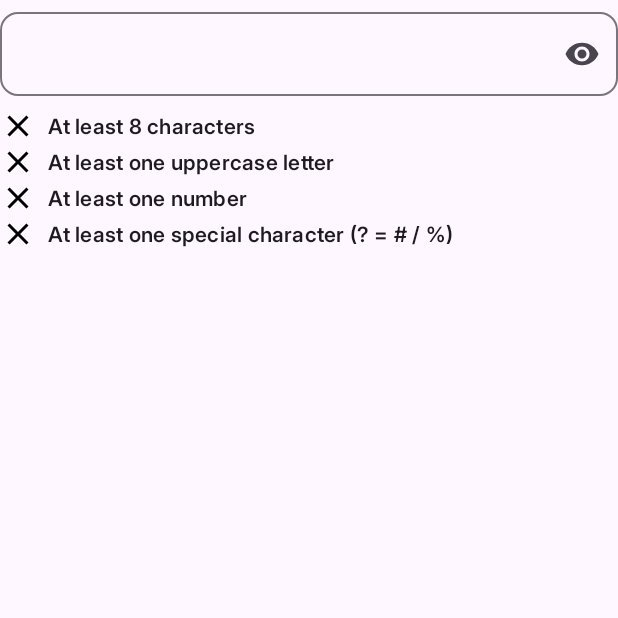
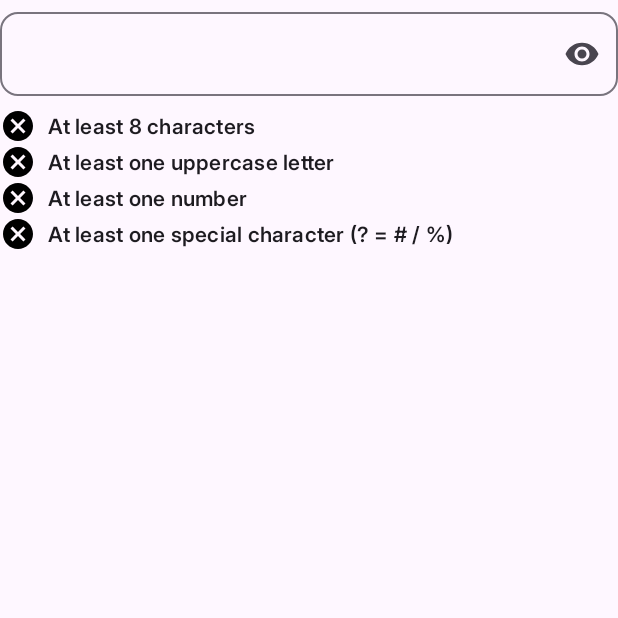
Before and after one commit to Norbert445/O2Input, an Android app built with Jetpack Compose: the composable PasswordInput called with empty values, on a phone screen of 412 x 824 dp, the top half of it. Run offline under Robolectric (Android 15) with nearby library versions, the phone set to English and light mode, and no system bars.

Commit message:
feat: password validation icons

```diff
--- a/app/src/main/java/com/example/o2input/MainActivity.kt
+++ b/app/src/main/java/com/example/o2input/MainActivity.kt
@@ -21,7 +21,7 @@ import com.example.o2input.ui.theme.LocalCustomColorsPalette
 import com.example.o2input.ui.theme.LocalSpacing
 import com.example.o2input.ui.theme.O2InputTheme
 import com.example.o2input.ui.widget.InputView
-import com.example.o2input.ui.widget.PasswordInputView
+import com.example.o2input.ui.widget.PasswordInput
 
 class MainActivity : ComponentActivity() {
     override fun onCreate(savedInstanceState: Bundle?) {
@@ -54,7 +54,7 @@ class MainActivity : ComponentActivity() {
 
                         Spacer(modifier = Modifier.height(LocalSpacing.current.m))
 
-                        PasswordInputView(
+                        PasswordInput(
                             password = password,
                             label = stringResource(R.string.password_title),
                             onValueChange = {
--- a/app/src/main/java/com/example/o2input/ui/widget/InputView.kt
+++ b/app/src/main/java/com/example/o2input/ui/widget/InputView.kt
@@ -62,6 +62,9 @@ fun InputView(
         OutlinedTextField(
             value = value,
             onValueChange = onValueChange,
+            textStyle = LocalTypography.current.bodyM.copy(
+                color = LocalCustomColorsPalette.current.contentOnNeutralXXHigh
+            ),
             placeholder = {
                 Text(
                     text = placeholder,
--- a/app/src/main/java/com/example/o2input/ui/widget/PasswordInputView.kt
+++ b/app/src/main/java/com/example/o2input/ui/widget/PasswordInput.kt
@@ -7,13 +7,12 @@ import androidx.compose.foundation.layout.padding
 import androidx.compose.foundation.layout.width
 import androidx.compose.foundation.text.KeyboardOptions
 import androidx.compose.material.icons.Icons
-import androidx.compose.material.icons.filled.Check
-import androidx.compose.material.icons.filled.Close
+import androidx.compose.material.icons.filled.Cancel
+import androidx.compose.material.icons.filled.CheckCircle
 import androidx.compose.material.icons.filled.Visibility
 import androidx.compose.material.icons.filled.VisibilityOff
 import androidx.compose.material3.Icon
 import androidx.compose.material3.IconButton
-import androidx.compose.material3.MaterialTheme
 import androidx.compose.material3.Text
 import androidx.compose.runtime.Composable
 import androidx.compose.runtime.getValue
@@ -27,7 +26,6 @@ import androidx.compose.ui.text.input.KeyboardType
 import androidx.compose.ui.text.input.PasswordVisualTransformation
 import androidx.compose.ui.text.input.VisualTransformation
 import androidx.compose.ui.tooling.preview.Preview
-import androidx.compose.ui.unit.dp
 import com.example.o2input.R
 import com.example.o2input.ui.theme.LocalCustomColorsPalette
 import com.example.o2input.ui.theme.LocalSpacing
@@ -35,7 +33,7 @@ import com.example.o2input.ui.theme.LocalTypography
 import com.example.o2input.ui.theme.O2InputTheme
 
 @Composable
-fun PasswordInputView(
+fun PasswordInput(
     password: String,
     onValueChange: (String) -> Unit,
     modifier: Modifier = Modifier,
@@ -67,25 +65,24 @@ fun PasswordInputView(
             keyboardOptions = KeyboardOptions(keyboardType = KeyboardType.Password)
         )
 
+        val specialCharacters = listOf('?', '=', '#', '/', '%')
         val rules = listOf(
             stringResource(R.string.password_rule_min_length) to (password.length >= 8),
             stringResource(R.string.password_rule_uppercase) to password.any { it.isUpperCase() },
             stringResource(R.string.password_rule_number) to password.any { it.isDigit() },
             stringResource(R.string.password_rule_special_char) to password.any {
-                "!@#\$%^&*()-_=+{}[]|:;\"'<>,.?/`~".contains(
-                    it
-                )
+                specialCharacters.contains(it)
             }
         )
 
-        Column(modifier = Modifier.padding(top = 8.dp)) {
+        Column(modifier = Modifier.padding(top = LocalSpacing.current.xs)) {
             rules.forEach { (ruleText, isValid) ->
                 val color =
                     if (isValid) LocalCustomColorsPalette.current.surfaceBrand else LocalCustomColorsPalette.current.contentOnNeutralDanger
 
                 Row(verticalAlignment = Alignment.CenterVertically) {
                     Icon(
-                        imageVector = if (isValid) Icons.Default.Check else Icons.Default.Close,
+                        imageVector = if (isValid) Icons.Default.CheckCircle else Icons.Filled.Cancel,
                         contentDescription = null,
                         tint = color
                     )
@@ -105,7 +102,7 @@ fun PasswordInputView(
 @Composable
 fun PasswordInputPreview() {
     O2InputTheme {
-        PasswordInputView(
+        PasswordInput(
             password = "",
             onValueChange = {},
             label = "Password"
```
